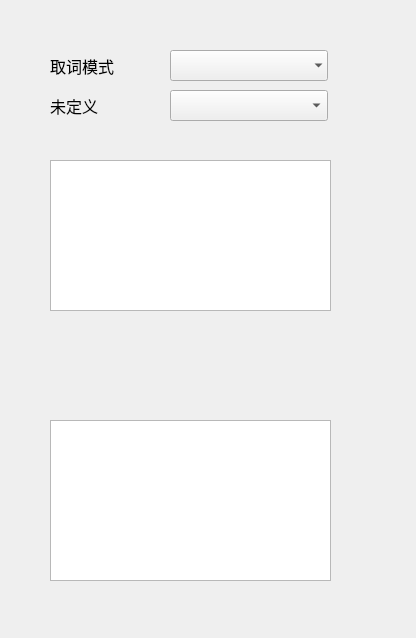
Qt form src/configwindow.ui (jiangzc/CuteTranslation) before a commit.
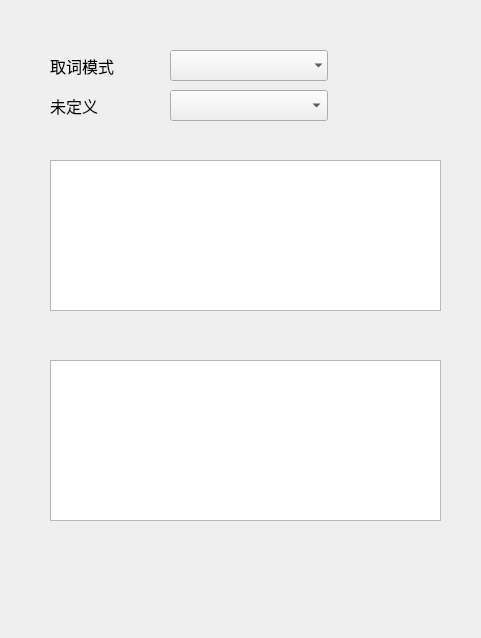
The same form after that commit.

Patch:
```diff
--- a/src/configwindow.ui
+++ b/src/configwindow.ui
@@ -6,7 +6,7 @@
    <rect>
     <x>0</x>
     <y>0</y>
-    <width>416</width>
+    <width>481</width>
     <height>638</height>
    </rect>
   </property>
@@ -92,7 +92,7 @@
     <rect>
      <x>50</x>
      <y>160</y>
-     <width>281</width>
+     <width>391</width>
      <height>151</height>
     </rect>
    </property>
@@ -101,8 +101,8 @@
    <property name="geometry">
     <rect>
      <x>50</x>
-     <y>420</y>
-     <width>281</width>
+     <y>360</y>
+     <width>391</width>
      <height>161</height>
     </rect>
    </property>
```
